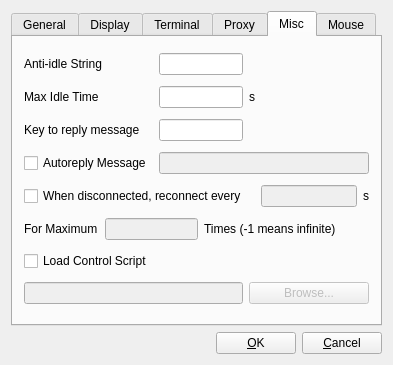
Above: src/ui/addrdialog.ui from hosiet/fqterm before the change. Below: the same form after it.
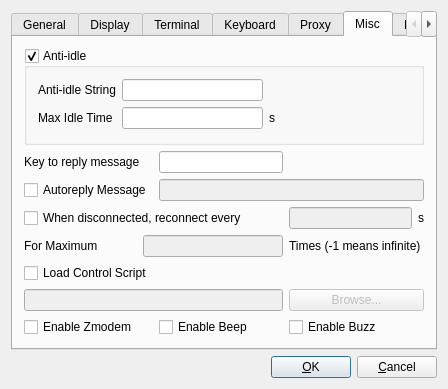
That is the form after the change. The open tabs and pages were chosen to show the change.

What changed in the file:
```diff
--- a/src/ui/addrdialog.ui
+++ b/src/ui/addrdialog.ui
@@ -5,14 +5,47 @@
    <rect>
     <x>0</x>
     <y>0</y>
-    <width>393</width>
-    <height>339</height>
+    <width>448</width>
+    <height>360</height>
    </rect>
   </property>
   <property name="windowTitle" >
    <string>Site Setting</string>
   </property>
   <layout class="QGridLayout" >
+   <item row="1" column="0" >
+    <spacer>
+     <property name="orientation" >
+      <enum>Qt::Horizontal</enum>
+     </property>
+     <property name="sizeHint" stdset="0" >
+      <size>
+       <width>40</width>
+       <height>20</height>
+      </size>
+     </property>
+    </spacer>
+   </item>
+   <item row="1" column="1" >
+    <widget class="QPushButton" name="applyPushButton" >
+     <property name="text" >
+      <string>&amp;OK</string>
+     </property>
+    </widget>
+   </item>
+   <item row="1" column="2" >
+    <widget class="QPushButton" name="closePushButton" >
+     <property name="text" >
+      <string>&amp;Cancel</string>
+     </property>
+     <property name="shortcut" >
+      <string/>
+     </property>
+     <property name="autoDefault" >
+      <bool>true</bool>
+     </property>
+    </widget>
+   </item>
    <item row="0" column="0" colspan="3" >
     <widget class="QTabWidget" name="tabWidget" >
      <property name="currentIndex" >
@@ -468,6 +501,57 @@
        </item>
       </layout>
      </widget>
+     <widget class="QWidget" name="tab7" >
+      <property name="geometry" >
+       <rect>
+        <x>16</x>
+        <y>56</y>
+        <width>424</width>
+        <height>285</height>
+       </rect>
+      </property>
+      <attribute name="title" >
+       <string>Keyboard</string>
+      </attribute>
+      <layout class="QVBoxLayout" name="verticalLayout" >
+       <item>
+        <widget class="QGroupBox" name="BackSpace" >
+         <property name="title" >
+          <string>BackSpace Setting</string>
+         </property>
+         <layout class="QGridLayout" name="_3" >
+          <item row="0" column="0" >
+           <widget class="QRadioButton" name="backspace8" >
+            <property name="text" >
+             <string>Send backspace as ^H</string>
+            </property>
+           </widget>
+          </item>
+          <item row="0" column="1" >
+           <widget class="QRadioButton" name="backspace127" >
+            <property name="text" >
+             <string>Send backspace as ^? (127)</string>
+            </property>
+           </widget>
+          </item>
+         </layout>
+        </widget>
+       </item>
+       <item>
+        <spacer name="spacer" >
+         <property name="orientation" >
+          <enum>Qt::Vertical</enum>
+         </property>
+         <property name="sizeHint" stdset="0" >
+          <size>
+           <width>20</width>
+           <height>40</height>
+          </size>
+         </property>
+        </spacer>
+       </item>
+      </layout>
+     </widget>
      <widget class="QWidget" name="tab3" >
       <attribute name="title" >
        <string>Proxy</string>
@@ -580,118 +664,151 @@
       </layout>
      </widget>
      <widget class="QWidget" name="Widget3" >
+      <property name="geometry" >
+       <rect>
+        <x>16</x>
+        <y>56</y>
+        <width>424</width>
+        <height>285</height>
+       </rect>
+      </property>
       <attribute name="title" >
        <string>Misc</string>
       </attribute>
-      <layout class="QGridLayout" >
-       <item row="0" column="0" colspan="2" >
-        <widget class="QLabel" name="TextLabel7_2" >
-         <property name="text" >
-          <string>Anti-idle String</string>
+      <layout class="QGridLayout" name="gridLayout_2" >
+       <item row="0" column="0" colspan="5" >
+        <widget class="QGroupBox" name="antiIdleGroupBox" >
+         <property name="title" >
+          <string>Anti-idle</string>
          </property>
-        </widget>
-       </item>
-       <item row="0" column="2" colspan="2" >
-        <widget class="QLineEdit" name="antiLineEdit" />
-       </item>
-       <item row="1" column="0" >
-        <widget class="QLabel" name="TextLabel8" >
-         <property name="text" >
-          <string>Max Idle Time</string>
+         <property name="checkable" >
+          <bool>true</bool>
          </property>
+         <layout class="QGridLayout" name="gridLayout" >
+          <item row="0" column="1" >
+           <widget class="QLineEdit" name="antiLineEdit" />
+          </item>
+          <item row="1" column="0" >
+           <widget class="QLabel" name="TextLabel8" >
+            <property name="text" >
+             <string>Max Idle Time</string>
+            </property>
+           </widget>
+          </item>
+          <item row="1" column="1" >
+           <widget class="QLineEdit" name="idletimeLineEdit" />
+          </item>
+          <item row="1" column="2" >
+           <widget class="QLabel" name="TextLabel9" >
+            <property name="text" >
+             <string>s</string>
+            </property>
+           </widget>
+          </item>
+          <item row="0" column="0" >
+           <widget class="QLabel" name="label" >
+            <property name="text" >
+             <string>Anti-idle String</string>
+            </property>
+           </widget>
+          </item>
+          <item row="0" column="2" >
+           <spacer name="horizontalSpacer" >
+            <property name="orientation" >
+             <enum>Qt::Horizontal</enum>
+            </property>
+            <property name="sizeHint" stdset="0" >
+             <size>
+              <width>40</width>
+              <height>20</height>
+             </size>
+            </property>
+           </spacer>
+          </item>
+         </layout>
         </widget>
        </item>
-       <item row="1" column="2" colspan="2" >
-        <widget class="QLineEdit" name="idletimeLineEdit" />
-       </item>
-       <item row="1" column="4" >
-        <widget class="QLabel" name="TextLabel9" >
-         <property name="text" >
-          <string>s</string>
-         </property>
-        </widget>
-       </item>
-       <item row="2" column="0" colspan="2" >
+       <item row="1" column="0" colspan="2" >
         <widget class="QLabel" name="textLabel1_2" >
          <property name="text" >
           <string>Key to reply message</string>
          </property>
         </widget>
        </item>
-       <item row="2" column="2" colspan="2" >
+       <item row="1" column="2" >
         <widget class="QLineEdit" name="replykeyLineEdit" />
        </item>
-       <item row="3" column="0" colspan="2" >
+       <item row="2" column="0" colspan="2" >
         <widget class="QCheckBox" name="replyCheckBox" >
          <property name="text" >
           <string>Autoreply Message</string>
          </property>
         </widget>
        </item>
-       <item row="3" column="2" colspan="5" >
+       <item row="2" column="2" colspan="3" >
         <widget class="QLineEdit" name="replyLineEdit" >
          <property name="enabled" >
           <bool>false</bool>
          </property>
         </widget>
        </item>
-       <item row="4" column="0" colspan="5" >
+       <item row="3" column="0" colspan="3" >
         <widget class="QCheckBox" name="reconnectCheckBox" >
          <property name="text" >
           <string>When disconnected, reconnect every</string>
          </property>
         </widget>
        </item>
-       <item row="4" column="5" >
+       <item row="3" column="3" >
         <widget class="QLineEdit" name="reconnectLineEdit" >
          <property name="enabled" >
           <bool>false</bool>
          </property>
         </widget>
        </item>
-       <item row="4" column="6" >
+       <item row="3" column="4" >
         <widget class="QLabel" name="textLabel2" >
          <property name="text" >
           <string>s</string>
          </property>
         </widget>
        </item>
-       <item row="5" column="0" >
+       <item row="4" column="0" >
         <widget class="QLabel" name="textLabel4" >
          <property name="text" >
           <string>For Maximum</string>
          </property>
         </widget>
        </item>
-       <item row="5" column="1" colspan="2" >
+       <item row="4" column="1" colspan="2" >
         <widget class="QLineEdit" name="retryLineEdit" >
          <property name="enabled" >
           <bool>false</bool>
          </property>
         </widget>
        </item>
-       <item row="5" column="3" colspan="4" >
+       <item row="4" column="3" colspan="2" >
         <widget class="QLabel" name="textLabel5" >
          <property name="text" >
           <string>Times (-1 means infinite)</string>
          </property>
         </widget>
        </item>
-       <item row="6" column="0" colspan="2" >
+       <item row="5" column="0" colspan="2" >
         <widget class="QCheckBox" name="scriptCheckBox" >
          <property name="text" >
           <string>Load Control Script</string>
          </property>
         </widget>
        </item>
-       <item row="7" column="0" colspan="4" >
+       <item row="6" column="0" colspan="3" >
         <widget class="QLineEdit" name="scriptLineEdit" >
          <property name="enabled" >
           <bool>false</bool>
          </property>
         </widget>
        </item>
-       <item row="7" column="4" colspan="3" >
+       <item row="6" column="3" colspan="2" >
         <widget class="QPushButton" name="scriptPushButton" >
          <property name="enabled" >
           <bool>false</bool>
@@ -701,6 +818,27 @@
          </property>
         </widget>
        </item>
+       <item row="7" column="0" >
+        <widget class="QCheckBox" name="zmodemCheck" >
+         <property name="text" >
+          <string>Enable Zmodem</string>
+         </property>
+        </widget>
+       </item>
+       <item row="7" column="3" >
+        <widget class="QCheckBox" name="buzzCheck" >
+         <property name="text" >
+          <string>Enable Buzz</string>
+         </property>
+        </widget>
+       </item>
+       <item row="7" column="2" >
+        <widget class="QCheckBox" name="beepCheck" >
+         <property name="text" >
+          <string>Enable Beep</string>
+         </property>
+        </widget>
+       </item>
       </layout>
      </widget>
      <widget class="QWidget" name="tab4" >
@@ -775,39 +913,6 @@
      </widget>
     </widget>
    </item>
-   <item row="1" column="0" >
-    <spacer>
-     <property name="orientation" >
-      <enum>Qt::Horizontal</enum>
-     </property>
-     <property name="sizeHint" >
-      <size>
-       <width>40</width>
-       <height>20</height>
-      </size>
-     </property>
-    </spacer>
-   </item>
-   <item row="1" column="1" >
-    <widget class="QPushButton" name="applyPushButton" >
-     <property name="text" >
-      <string>&amp;OK</string>
-     </property>
-    </widget>
-   </item>
-   <item row="1" column="2" >
-    <widget class="QPushButton" name="closePushButton" >
-     <property name="text" >
-      <string>&amp;Cancel</string>
-     </property>
-     <property name="shortcut" >
-      <string/>
-     </property>
-     <property name="autoDefault" >
-      <bool>true</bool>
-     </property>
-    </widget>
-   </item>
   </layout>
  </widget>
  <layoutdefault spacing="6" margin="11" />
```
Left out of the diff: 272 changed lines with no effect on the pictures.
